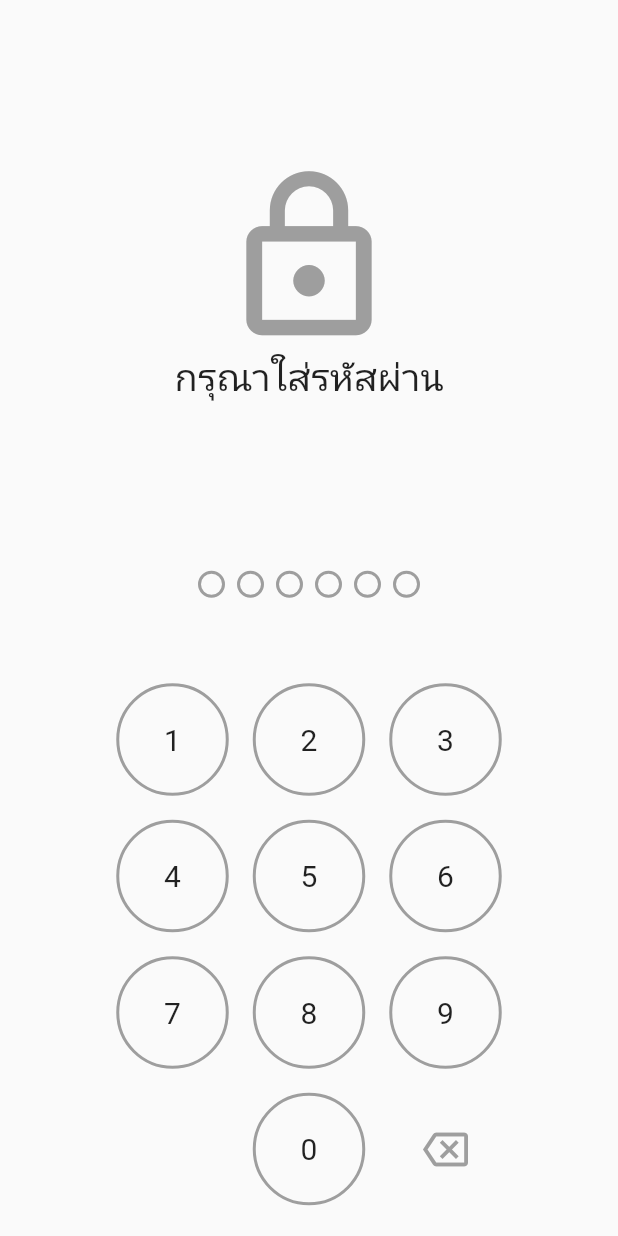
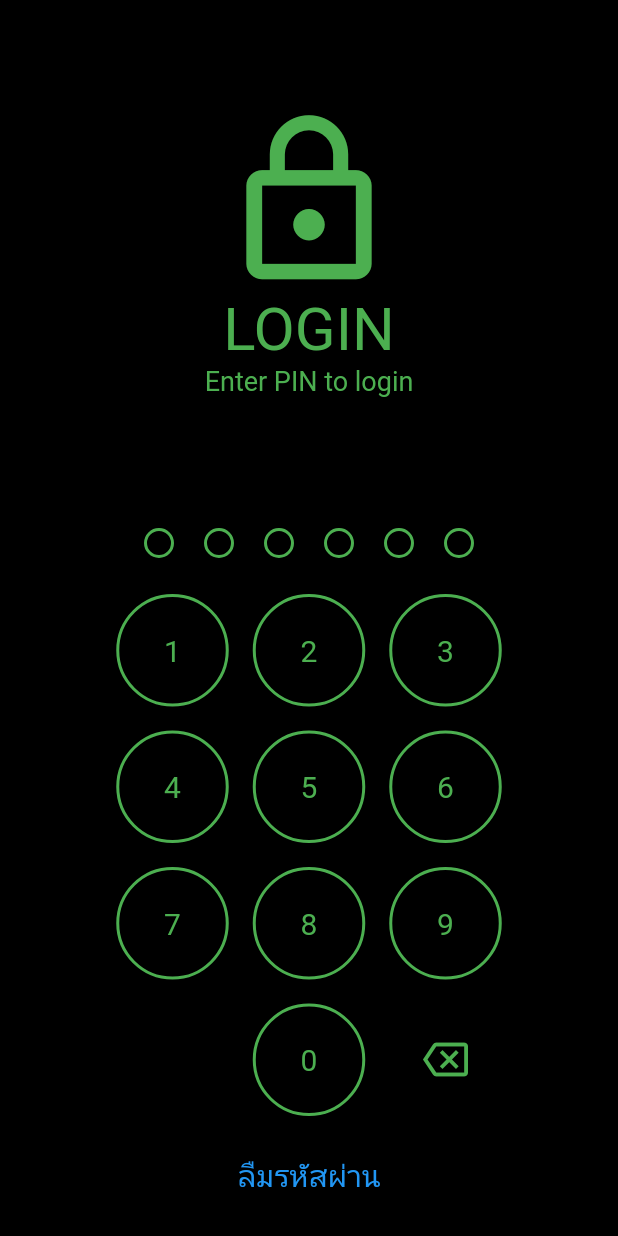
Before and after one commit to Navaphat/assignment_9, a Flutter app: the screen it shows after launch, on a phone screen of 412 x 824 dp. Run offline on Flutter 3.47's test engine with Material 2 defaults, Android fonts, the light colour scheme and no system bars.

Commit message:
Initial Commit

```diff
--- a/lib/login_page.dart
+++ b/lib/login_page.dart
@@ -31,34 +31,34 @@ class _loginPageState extends State<loginPage> {
                       Icon(
                         Icons.lock_outline,
                         size: 125.0,
-                        color: Colors.grey,
+                        color: Colors.green,
                       ),
                     ],
                   ),
-                  Text('กรุณาใส่รหัสผ่าน', style: TextStyle(fontSize: 25.0),),
+
+                  Text('LOGIN', style: TextStyle(color: Colors.green, fontSize: 40.0),),
+                  Text('Enter PIN to login', style: TextStyle(fontSize: 18.0, color: Colors.green),),
                 ],
               ),
             ),
           ),
 
-          Row(
+          Padding(
+            padding: const EdgeInsets.symmetric(vertical: 16.0),
+            child: Row(
               mainAxisAlignment: MainAxisAlignment.center,
               children: [
                 for(var i = 0; i < 6; i++) buildPassCode(i: i),
               ],
             ),
-
-          Padding(
-            padding: const EdgeInsets.all(8.0),
-            child: Text('$_inputPIN', style: TextStyle(fontSize: 25.0),),
           ),
 
-          Expanded(
-            child: Container(
-              //color: Colors.blue,
+          Container(
+            //color: Colors.white,
             child: Column(
               mainAxisAlignment: MainAxisAlignment.center,
               children: [
+
                 Row(
                   mainAxisAlignment: MainAxisAlignment.center,
                   children: [
@@ -96,7 +96,7 @@ class _loginPageState extends State<loginPage> {
                   mainAxisAlignment: MainAxisAlignment.center,
                   children: [
                     Padding(
-                        padding: const EdgeInsets.only(top: 8.0),
+                      padding: const EdgeInsets.only(top: 8.0, bottom: 16.0),
                       child: TextButton(
                         onPressed: () {},
                         child: Text('ลืมรหัสผ่าน', style: TextStyle(fontSize: 20.0, color: Colors.blue),),
@@ -105,7 +105,6 @@ class _loginPageState extends State<loginPage> {
                   ],
                 )
               ],
-              ),
             ),
           )
         ],
@@ -119,13 +118,13 @@ class _loginPageState extends State<loginPage> {
     BoxDecoration? boxDecoration;
 
     if(num == -1) {
-      child = Icon(Icons.backspace_outlined, size: 30.0, color: Colors.grey,);
+      child = Icon(Icons.backspace_outlined, size: 30.0, color: Colors.green,);
     }
     else {
-      child = Text('${num}', style: TextStyle(fontSize: 20.0,),);
+      child = Text('${num}', style: TextStyle(fontSize: 20.0, color: Colors.green),);
       boxDecoration = BoxDecoration(
         shape: BoxShape.circle,
-        border: Border.all(color: Colors.grey, width: 2.0),
+        border: Border.all(color: Colors.green, width: 2.0),
       );
     }
 
@@ -182,20 +181,20 @@ class _loginPageState extends State<loginPage> {
   Widget buildPassCode({int? i}) {
     BoxDecoration? blankPass = BoxDecoration(
       shape: BoxShape.circle,
-      border: Border.all(color: Colors.grey, width: 2.0),
+      border: Border.all(color: Colors.green, width: 2.0),
     );
 
     BoxDecoration? fillPass = BoxDecoration(
       shape: BoxShape.circle,
-      color: Colors.grey,
-      border: Border.all(color: Colors.grey, width: 2.0),
+      color: Colors.green,
+      border: Border.all(color: Colors.green, width: 2.0),
     );
 
     return Padding(
-      padding: const EdgeInsets.all(4.0),
+      padding: const EdgeInsets.only(left: 10.0, right: 10.0,),
       child: Container(
-        width: 18.0,
-        height: 18.0,
+        width: 20.0,
+        height: 20.0,
         decoration: (i! < _inputPIN.length)? fillPass : blankPass,
       ),
     );
--- a/lib/main.dart
+++ b/lib/main.dart
@@ -14,6 +14,7 @@ class MyApp extends StatelessWidget {
       title: 'Flutter Demo',
       theme: ThemeData(
         primarySwatch: Colors.green,
+        scaffoldBackgroundColor: Colors.black,
       ),
       home: loginPage(),
     );
--- a/lib/main_page.dart
+++ b/lib/main_page.dart
@@ -28,7 +28,7 @@ class HomePage extends StatelessWidget {
     return Scaffold(
       backgroundColor: Colors.black,
       appBar: AppBar(
-        title: const Text('Mobius'),
+        title: const Text('Mobius', style: TextStyle(color: Colors.black),),
       ),
       body: Column(
         mainAxisAlignment: MainAxisAlignment.center,
```
Lines whose indentation alone changed are shown as unchanged.
